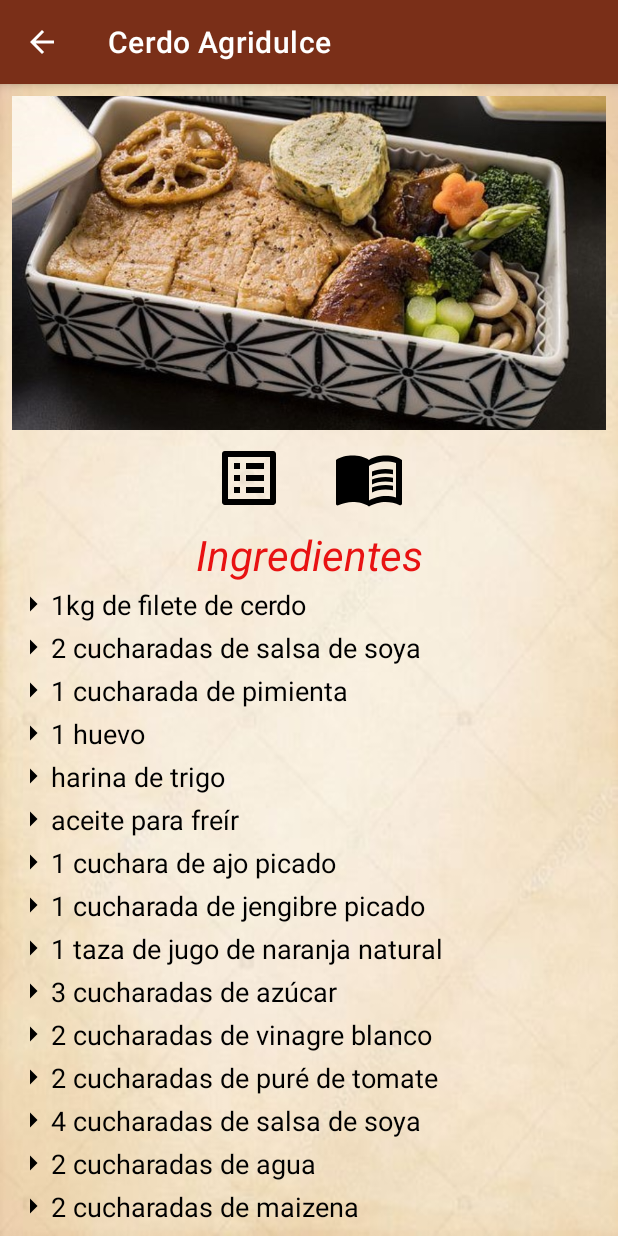
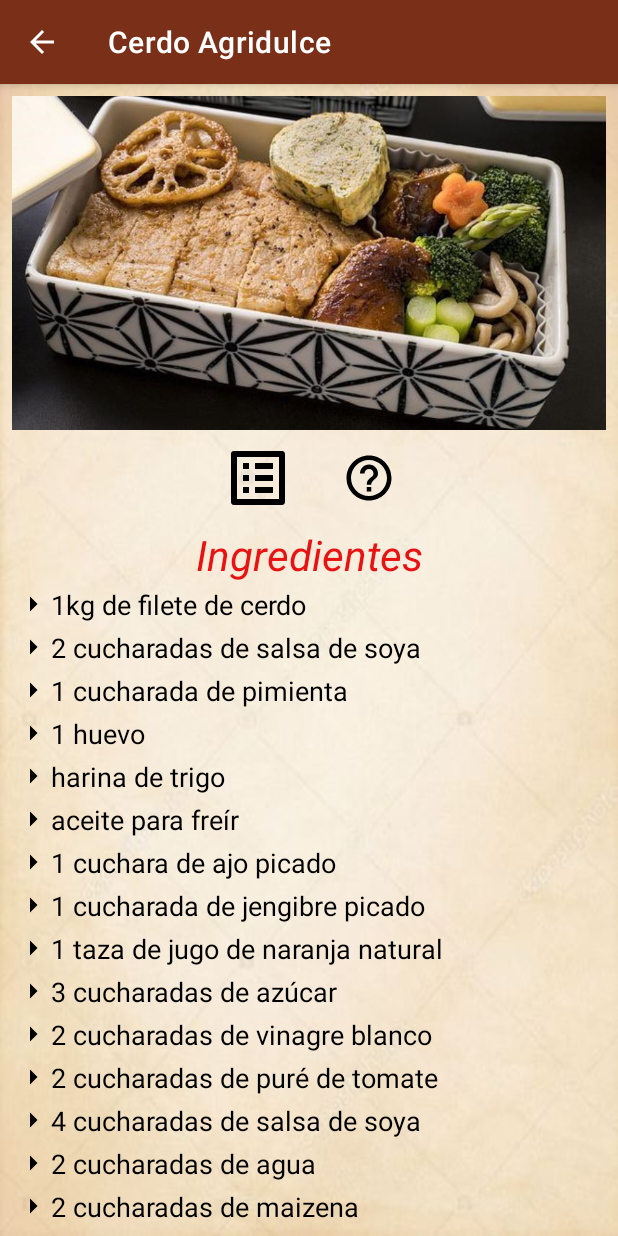
Before and after one commit to geekmaster69/Cocina_Rapida, an Android app: the Bento screen opened directly, with no data from a screen before it, after a tap on "Cerdo Agridulce", on a phone screen of 412 x 824 dp. Run offline under Robolectric (Android 15) with nearby library versions, the phone set to English and light mode, and no system bars.

Commit message:
nuevo formato

```diff
--- a/app/src/main/AndroidManifest.xml
+++ b/app/src/main/AndroidManifest.xml
@@ -9,6 +9,9 @@
         android:roundIcon="@mipmap/ic_launcher_round"
         android:supportsRtl="true"
         android:theme="@style/Theme.CocinaRapida">
+        <activity
+            android:name=".HelpActivity"
+            android:exported="false" />
         <activity
             android:name=".EnsaladasActivity"
             android:exported="false" />
--- a/app/src/main/java/com/example/cocinarapida/Bento.kt
+++ b/app/src/main/java/com/example/cocinarapida/Bento.kt
@@ -54,12 +54,16 @@ class Bento : AppCompatActivity() {
 
             val preparation =  getString(R.string.cerdo_agridulce_preparation)
 
-            starRecipeTemplateActivity(title, image, ingredientList, substitutesList, optionsList, preparation)
+            val helpList = arrayListOf(
+                Help(R.drawable.cortar_cebolla, "Esta es la manera correcta de cortar cebolla")
+            )
+
+            starRecipeTemplateActivity(title, image, ingredientList, substitutesList, optionsList, preparation, helpList)
         }
     }
 
     private fun starRecipeTemplateActivity(title: String, image: Int, ingredientList: ArrayList<Ingredient>,
-        substituteList: ArrayList<Ingredient>, optionsList: ArrayList<Ingredient>, preparation: String) {
+        substituteList: ArrayList<Ingredient>, optionsList: ArrayList<Ingredient>, preparation: String, helpList:ArrayList<Help>) {
 
         val intent = Intent(this, RecipeTemplateActivity::class.java)
         intent.putExtra("title", title)
@@ -75,7 +79,12 @@ class Bento : AppCompatActivity() {
         args.putSerializable("OptionalList", optionsList as Serializable)
         intent.putExtra("OptionalListBundle", args)
 
+        args.putSerializable("HelpList", helpList as Serializable)
+        intent.putExtra("HelpListBundle", args)
+
         intent.putExtra("preparation", preparation)
+
+
 
         startActivity(intent)
     }
--- /dev/null
+++ b/app/src/main/java/com/example/cocinarapida/Help.kt
@@ -0,0 +1,5 @@
+package com.example.cocinarapida
+
+import java.io.Serializable
+
+data class Help(val imgHelper: Int = R.drawable.espatula, var helpText: String = ""  ): Serializable
--- /dev/null
+++ b/app/src/main/java/com/example/cocinarapida/OnClickListenerHelper.kt
@@ -0,0 +1,5 @@
+package com.example.cocinarapida
+
+interface OnClickListenerHelper {
+    fun onLongClick(help: Help)
+}
--- a/app/src/main/java/com/example/cocinarapida/RecipeTemplateActivity.kt
+++ b/app/src/main/java/com/example/cocinarapida/RecipeTemplateActivity.kt
@@ -12,6 +12,7 @@ import android.widget.Toast
 import androidx.recyclerview.widget.LinearLayoutManager
 import com.example.cocinarapida.databinding.ActivityRecipeTemplateBinding
 import com.google.android.material.snackbar.Snackbar
+import java.io.Serializable
 
 class RecipeTemplateActivity : AppCompatActivity(), OnClickListenerIngredient {
     private lateinit var binding: ActivityRecipeTemplateBinding
@@ -30,8 +31,20 @@ class RecipeTemplateActivity : AppCompatActivity(), OnClickListenerIngredient {
             it.title = intent.extras?.getString("title")
         }
 
+        val helpargs = intent.getBundleExtra("HelpListBundle")
+        val serialisableListHelp = helpargs!!.getSerializable("HelpList") as ArrayList<Help>
+
         binding.basicosIcon.setOnClickListener {
-            startActivity(Intent(this, BasicosActivity::class.java))
+
+            val intent = Intent(this, HelpActivity::class.java)
+
+
+            val sendhelpargs = Bundle()
+            sendhelpargs.putSerializable("sendHelpList", serialisableListHelp as Serializable)
+            intent.putExtra("sendHelpListBundle", sendhelpargs)
+
+            startActivity(intent)
+
         }
         binding.shopingListIcon.setOnClickListener {
             startActivity(Intent(this, ShoppingListActivity::class.java))
@@ -73,6 +86,13 @@ class RecipeTemplateActivity : AppCompatActivity(), OnClickListenerIngredient {
 
 
         binding.tvPreparation.text = intent.extras?.getString("preparation")
+
+
+    }
+
+    private fun openHelpActivity(serialisableList: java.util.ArrayList<Help>) {
+
+
     }
 
     private fun addlistaCompras(ingredient: Ingredient) {
--- /dev/null
+++ b/app/src/main/res/drawable/ic_help.xml
@@ -0,0 +1,5 @@
+<vector android:autoMirrored="true" android:height="36dp"
+    android:tint="#000000" android:viewportHeight="24"
+    android:viewportWidth="24" android:width="36dp" xmlns:android="http://schemas.android.com/apk/res/android">
+    <path android:fillColor="@android:color/white" android:pathData="M11,18h2v-2h-2v2zM12,2C6.48,2 2,6.48 2,12s4.48,10 10,10 10,-4.48 10,-10S17.52,2 12,2zM12,20c-4.41,0 -8,-3.59 -8,-8s3.59,-8 8,-8 8,3.59 8,8 -3.59,8 -8,8zM12,6c-2.21,0 -4,1.79 -4,4h2c0,-1.1 0.9,-2 2,-2s2,0.9 2,2c0,2 -3,1.75 -3,5h2c0,-2.25 3,-2.5 3,-5 0,-2.21 -1.79,-4 -4,-4z"/>
+</vector>
--- a/app/src/main/res/layout/activity_recipe_template.xml
+++ b/app/src/main/res/layout/activity_recipe_template.xml
@@ -40,8 +40,8 @@
             <ImageButton
                 android:id="@+id/basicos_icon"
                 android:layout_width="wrap_content"
-                android:layout_height="wrap_content"
-                android:src="@drawable/ic_menu_book"
+                android:layout_height="match_parent"
+                android:src="@drawable/ic_help"
                 android:background="?attr/selectableItemBackground"
                 app:tint="@color/black"
                 android:paddingHorizontal="16dp"/>
--- a/app/src/main/res/layout/activity_tecnicas.xml
+++ b/app/src/main/res/layout/activity_tecnicas.xml
@@ -50,6 +50,7 @@
             android:textStyle="bold"
             android:gravity="center"
             android:text="Cortar Cebolla"/>
+
         <ImageView
             android:layout_width="match_parent"
             android:layout_height="wrap_content"
```
Also changed, not shown: app/src/main/java/com/example/cocinarapida/HelpActivity.kt (added, +48 -0 lines), app/src/main/java/com/example/cocinarapida/HelpAdapter.kt (added, +30 -0 lines), app/src/main/res/layout/activity_help.xml (added, +17 -0 lines), app/src/main/res/layout/item_helper.xml (added, +28 -0 lines), app/src/main/res/drawable/helper_background.jpg (added).
